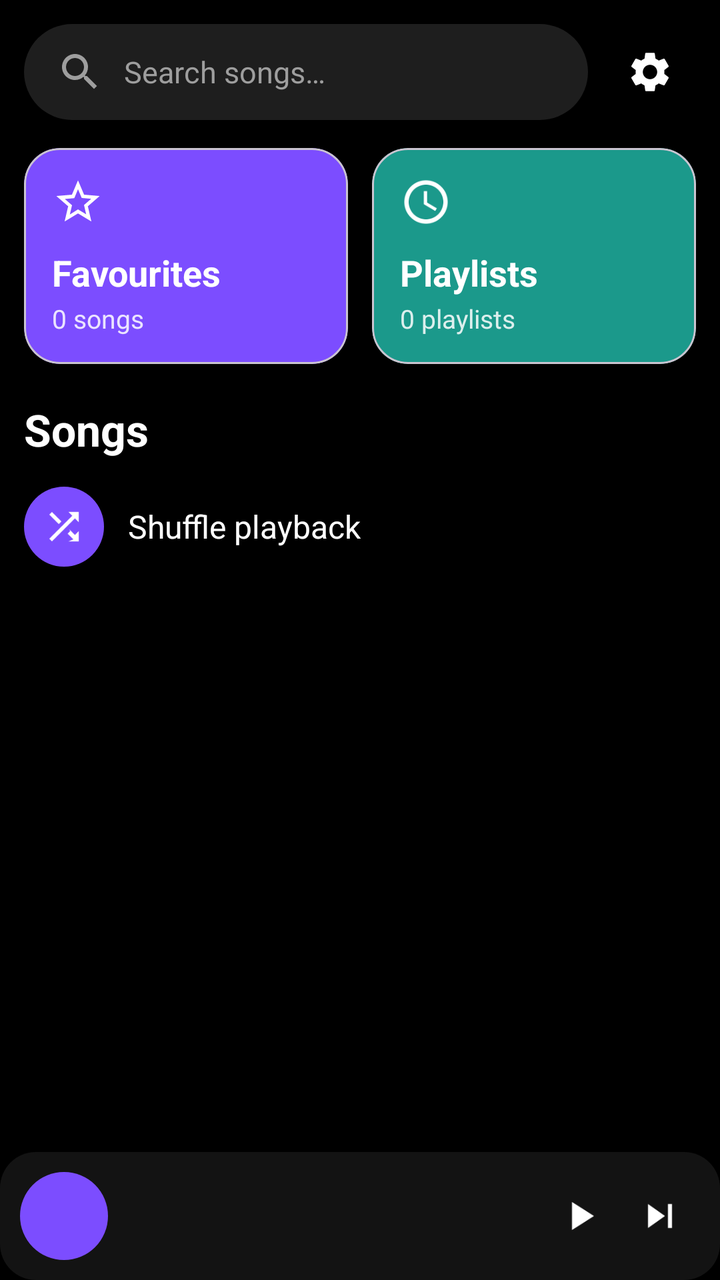
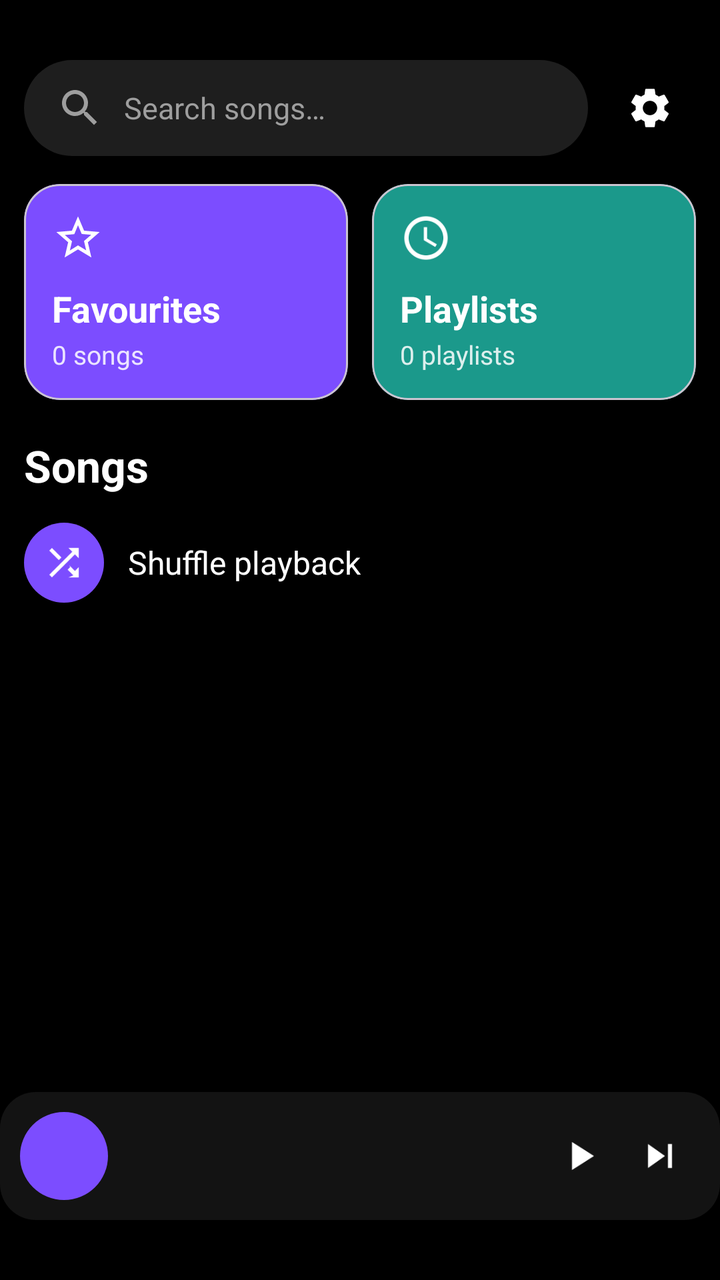

Compare the two renders of this Android layout. The source of the first and the diff that turns it into the second are given below.
<!-- AndroidManifest.xml: application theme Theme.UmarMusic -->
<!-- res/layout/activity_main.xml -->
<?xml version="1.0" encoding="utf-8"?>
<FrameLayout xmlns:android="http://schemas.android.com/apk/res/android"
    xmlns:app="http://schemas.android.com/apk/res-auto"
    android:layout_width="match_parent" android:layout_height="match_parent" android:background="@color/black">

    <ImageView android:id="@+id/bg" android:layout_width="match_parent" android:layout_height="match_parent" android:scaleType="centerCrop" android:contentDescription="@string/background_image" />
    <View android:layout_width="match_parent" android:layout_height="match_parent" android:background="#B3000000" />

    <LinearLayout android:layout_width="match_parent" android:layout_height="match_parent" android:orientation="vertical" android:padding="12dp">

        <LinearLayout android:layout_width="match_parent" android:layout_height="wrap_content" android:orientation="horizontal" android:gravity="center_vertical">
            <EditText android:id="@+id/search" android:layout_width="0dp" android:layout_height="wrap_content" android:layout_weight="1" android:background="@drawable/bg_search" android:drawableStart="@drawable/ic_search" android:drawablePadding="10dp" android:hint="@string/search_hint" android:textColor="@color/white" android:textColorHint="@color/gray_text" android:inputType="text" android:imeOptions="actionSearch" android:maxLines="1" android:paddingStart="16dp" android:paddingEnd="16dp" android:paddingTop="12dp" android:paddingBottom="12dp" android:textSize="15sp" />
            <ImageButton android:id="@+id/gear" android:layout_width="46dp" android:layout_height="46dp" android:layout_marginStart="8dp" android:background="?attr/selectableItemBackgroundBorderless" android:src="@drawable/ic_settings" android:contentDescription="@string/settings" />
        </LinearLayout>

        <LinearLayout android:layout_width="match_parent" android:layout_height="wrap_content" android:orientation="horizontal" android:layout_marginTop="14dp">
            <com.google.android.material.card.MaterialCardView android:id="@+id/favCard" android:layout_width="0dp" android:layout_height="wrap_content" android:layout_weight="1" android:clickable="true" android:focusable="true" app:cardBackgroundColor="@color/purple" app:cardCornerRadius="18dp" app:cardElevation="0dp">
                <LinearLayout android:layout_width="match_parent" android:layout_height="wrap_content" android:orientation="vertical" android:padding="14dp">
                    <ImageView android:layout_width="26dp" android:layout_height="26dp" android:src="@drawable/ic_star" android:contentDescription="@string/favourites" />
                    <TextView android:layout_width="wrap_content" android:layout_height="wrap_content" android:layout_marginTop="10dp" android:text="@string/favourites" android:textColor="@color/white" android:textSize="18sp" android:textStyle="bold" />
                    <TextView android:id="@+id/favCount" android:layout_width="wrap_content" android:layout_height="wrap_content" android:layout_marginTop="2dp" android:text="0 songs" android:textColor="@color/white" android:alpha="0.85" android:textSize="13sp" />
                </LinearLayout>
            </com.google.android.material.card.MaterialCardView>
            <Space android:layout_width="12dp" android:layout_height="1dp" />
            <com.google.android.material.card.MaterialCardView android:id="@+id/plCard" android:layout_width="0dp" android:layout_height="wrap_content" android:layout_weight="1" android:clickable="true" android:focusable="true" app:cardBackgroundColor="@color/teal" app:cardCornerRadius="18dp" app:cardElevation="0dp">
                <LinearLayout android:layout_width="match_parent" android:layout_height="wrap_content" android:orientation="vertical" android:padding="14dp">
                    <ImageView android:layout_width="26dp" android:layout_height="26dp" android:src="@drawable/ic_clock" android:contentDescription="@string/playlists" />
                    <TextView android:layout_width="wrap_content" android:layout_height="wrap_content" android:layout_marginTop="10dp" android:text="@string/playlists" android:textColor="@color/white" android:textSize="18sp" android:textStyle="bold" />
                    <TextView android:id="@+id/plCount" android:layout_width="wrap_content" android:layout_height="wrap_content" android:layout_marginTop="2dp" android:text="0 playlists" android:textColor="@color/white" android:alpha="0.85" android:textSize="13sp" />
                </LinearLayout>
            </com.google.android.material.card.MaterialCardView>
        </LinearLayout>

        <TextView android:layout_width="wrap_content" android:layout_height="wrap_content" android:layout_marginTop="18dp" android:text="@string/songs" android:textColor="@color/white" android:textSize="22sp" android:textStyle="bold" />

        <LinearLayout android:id="@+id/shuffleRow" android:layout_width="wrap_content" android:layout_height="wrap_content" android:layout_marginTop="8dp" android:gravity="center_vertical" android:orientation="horizontal" android:clickable="true" android:focusable="true" android:background="?attr/selectableItemBackground" android:paddingTop="6dp" android:paddingBottom="6dp" android:paddingEnd="8dp">
            <FrameLayout android:layout_width="40dp" android:layout_height="40dp" android:background="@drawable/bg_circle_purple">
                <ImageView android:layout_width="22dp" android:layout_height="22dp" android:layout_gravity="center" android:src="@drawable/ic_shuffle" android:contentDescription="@string/shuffle" />
            </FrameLayout>
            <TextView android:layout_width="wrap_content" android:layout_height="wrap_content" android:layout_marginStart="12dp" android:text="@string/shuffle" android:textColor="@color/white" android:textSize="16sp" />
        </LinearLayout>

        <androidx.recyclerview.widget.RecyclerView android:id="@+id/recycler" android:layout_width="match_parent" android:layout_height="0dp" android:layout_weight="1" android:layout_marginTop="10dp" android:clipToPadding="false" android:paddingBottom="84dp" />
    </LinearLayout>
    
    <include
        layout="@layout/view_mini_player"
        android:layout_width="match_parent"
        android:layout_height="wrap_content"
        android:layout_gravity="bottom" />
</FrameLayout>
<!-- res/layout/view_mini_player.xml (included above) -->
<?xml version="1.0" encoding="utf-8"?>
<LinearLayout xmlns:android="http://schemas.android.com/apk/res/android"
    android:id="@+id/miniRoot" android:layout_width="match_parent" android:layout_height="wrap_content"
    android:orientation="horizontal" android:gravity="center_vertical" android:background="@drawable/bg_mini_player"
    android:padding="10dp" android:layout_margin="10dp" android:clickable="true" android:focusable="true">
    <ImageView android:id="@+id/miniThumb" android:layout_width="44dp" android:layout_height="44dp" android:background="@drawable/bg_circle_purple" android:contentDescription="@string/now_playing" />
    <LinearLayout android:layout_width="0dp" android:layout_height="wrap_content" android:layout_weight="1" android:layout_marginStart="10dp" android:orientation="vertical">
        <TextView android:id="@+id/miniTitle" android:layout_width="match_parent" android:layout_height="wrap_content" android:textColor="@color/white" android:textSize="14sp" android:textStyle="bold" android:maxLines="1" android:ellipsize="end" />
        <TextView android:id="@+id/miniArtist" android:layout_width="match_parent" android:layout_height="wrap_content" android:textColor="@color/gray_text" android:textSize="12sp" android:maxLines="1" android:ellipsize="end" />
    </LinearLayout>
    <ImageButton android:id="@+id/miniPlay" android:layout_width="40dp" android:layout_height="40dp" android:background="?attr/selectableItemBackgroundBorderless" android:src="@drawable/ic_play" android:contentDescription="Play" />
    <ImageButton android:id="@+id/miniNext" android:layout_width="40dp" android:layout_height="40dp" android:background="?attr/selectableItemBackgroundBorderless" android:src="@drawable/ic_skip_next" android:contentDescription="Next" />
</LinearLayout>
<!-- resources referenced by this layout -->
<resources>
  <color name="black">#FF000000</color>
  <color name="gray_text">#FF9E9E9E</color>
  <color name="purple">#FF7C4DFF</color>
  <color name="teal">#FF1B998B</color>
  <color name="white">#FFFFFFFF</color>
  <!-- drawable bg_circle_purple (drawable) -->
  <shape xmlns:android="http://schemas.android.com/apk/res/android" android:shape="oval"><solid android:color="@color/purple"/></shape>
  <!-- drawable bg_mini_player (drawable) -->
  <shape xmlns:android="http://schemas.android.com/apk/res/android" android:shape="rectangle"><solid android:color="#E6161616"/><corners android:radius="18dp"/></shape>
  <!-- drawable bg_search (drawable) -->
  <shape xmlns:android="http://schemas.android.com/apk/res/android" android:shape="rectangle"><solid android:color="@color/search_bg"/><corners android:radius="24dp"/></shape>
  <!-- drawable ic_clock (drawable) -->
  <vector xmlns:android="http://schemas.android.com/apk/res/android" android:width="24dp" android:height="24dp" android:viewportWidth="24" android:viewportHeight="24" android:tint="@color/white"><path android:fillColor="#FFFFFFFF" android:pathData="M11.99,2C6.47,2 2,6.48 2,12s4.47,10 9.99,10C17.52,22 22,17.52 22,12S17.52,2 11.99,2zM12,20c-4.42,0 -8,-3.58 -8,-8s3.58,-8 8,-8 8,3.58 8,8 -3.58,8 -8,8zM12.5,7H11v6l5.25,3.15 0.75,-1.23 -4.5,-2.67z"/></vector>
  <!-- drawable ic_play (drawable) -->
  <vector xmlns:android="http://schemas.android.com/apk/res/android" android:width="24dp" android:height="24dp" android:viewportWidth="24" android:viewportHeight="24" android:tint="@color/white"><path android:fillColor="#FFFFFFFF" android:pathData="M8,5v14l11,-7z"/></vector>
  <!-- drawable ic_shuffle (drawable) -->
  <vector xmlns:android="http://schemas.android.com/apk/res/android" android:width="24dp" android:height="24dp" android:viewportWidth="24" android:viewportHeight="24" android:tint="@color/white"><path android:fillColor="#FFFFFFFF" android:pathData="M10.59,9.17L5.41,4 4,5.41l5.17,5.17 1.42,-1.41zM14.5,4l2.04,2.04L4,18.59 5.41,20 17.96,7.46 20,9.5V4h-5.5zm0.91,10.41l-1.41,1.41 3.13,3.13L14.5,20H20v-5.5l-2.04,2.04 -3.13,-3.13z"/></vector>
  <!-- drawable ic_skip_next (drawable) -->
  <vector xmlns:android="http://schemas.android.com/apk/res/android" android:width="24dp" android:height="24dp" android:viewportWidth="24" android:viewportHeight="24" android:tint="@color/white"><path android:fillColor="#FFFFFFFF" android:pathData="M6,18l8.5,-6L6,6v12zM16,6v12h2V6h-2z"/></vector>
  <!-- drawable ic_star (drawable) -->
  <vector xmlns:android="http://schemas.android.com/apk/res/android" android:width="24dp" android:height="24dp" android:viewportWidth="24" android:viewportHeight="24" android:tint="@color/white"><path android:fillColor="#FFFFFFFF" android:pathData="M22,9.24l-7.19,-0.62L12,2 9.19,8.63 2,9.24l5.46,4.73L5.82,21 12,17.27 18.18,21l-1.63,-7.03L22,9.24zM12,15.4l-3.76,2.37 1,-4.28 -3.32,-2.88 4.38,-0.38L12,6.1l1.71,4.04 4.38,0.38 -3.32,2.88 1,4.28L12,15.4z"/></vector>
  <string name="background_image">Background image</string>
  <string name="favourites">Favourites</string>
  <string name="now_playing">Now playing</string>
  <string name="playlists">Playlists</string>
  <string name="search_hint">Search songs…</string>
  <string name="settings">Settings</string>
  <string name="shuffle">Shuffle playback</string>
  <string name="songs">Songs</string>
  <style name="Theme.UmarMusic" parent="Theme.Material3.DayNight.NoActionBar">
          <item name="android:windowBackground">@color/black</item>
          <item name="android:statusBarColor">@color/black</item>
          <item name="android:navigationBarColor">@color/black</item>
      </style>
  <color name="search_bg">#FF1E1E1E</color>
  <!-- unchanged entries left out for length: 2 -->
</resources>

<!-- the commit's change to res/layout/activity_main.xml (unified diff, before → after) -->
@@ -6,7 +6,7 @@
     <ImageView android:id="@+id/bg" android:layout_width="match_parent" android:layout_height="match_parent" android:scaleType="centerCrop" android:contentDescription="@string/background_image" />
     <View android:layout_width="match_parent" android:layout_height="match_parent" android:background="#B3000000" />
 
-    <LinearLayout android:layout_width="match_parent" android:layout_height="match_parent" android:orientation="vertical" android:padding="12dp">
+    <LinearLayout android:layout_width="match_parent" android:layout_height="match_parent" android:orientation="vertical" android:paddingStart="12dp" android:paddingEnd="12dp" android:paddingTop="30dp" android:paddingBottom="12dp">
 
         <LinearLayout android:layout_width="match_parent" android:layout_height="wrap_content" android:orientation="horizontal" android:gravity="center_vertical">
             <EditText android:id="@+id/search" android:layout_width="0dp" android:layout_height="wrap_content" android:layout_weight="1" android:background="@drawable/bg_search" android:drawableStart="@drawable/ic_search" android:drawablePadding="10dp" android:hint="@string/search_hint" android:textColor="@color/white" android:textColorHint="@color/gray_text" android:inputType="text" android:imeOptions="actionSearch" android:maxLines="1" android:paddingStart="16dp" android:paddingEnd="16dp" android:paddingTop="12dp" android:paddingBottom="12dp" android:textSize="15sp" />
@@ -40,14 +40,15 @@
             <TextView android:layout_width="wrap_content" android:layout_height="wrap_content" android:layout_marginStart="12dp" android:text="@string/shuffle" android:textColor="@color/white" android:textSize="16sp" />
         </LinearLayout>
 
-        <androidx.recyclerview.widget.RecyclerView android:id="@+id/recycler" android:layout_width="match_parent" android:layout_height="0dp" android:layout_weight="1" android:layout_marginTop="10dp" android:clipToPadding="false" android:paddingBottom="84dp" />
+        <androidx.recyclerview.widget.RecyclerView android:id="@+id/recycler" android:layout_width="match_parent" android:layout_height="0dp" android:layout_weight="1" android:layout_marginTop="10dp" android:clipToPadding="false" android:paddingBottom="96dp" />
     </LinearLayout>
-    
+
     <include
         layout="@layout/view_mini_player"
         android:layout_width="match_parent"
         android:layout_height="wrap_content"
-        android:layout_gravity="bottom" />
+        android:layout_gravity="bottom"
+        android:layout_marginBottom="30dp" />
 </FrameLayout>
 <!-- res/layout/view_mini_player.xml (included above) -->
 <?xml version="1.0" encoding="utf-8"?>
